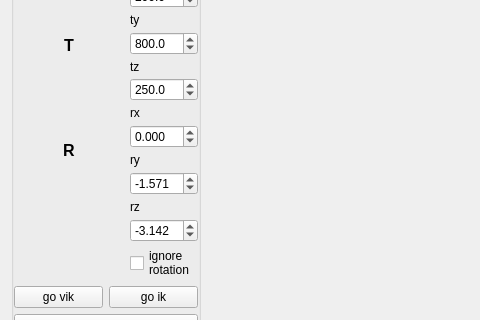
Above: components/ikGraphGenerator/src/mainUI.ui from robocomp/robocomp-shelly before the change; both pictures show x 0 to 480 and y 158 to 478 of the 972 by 801 pixel window. Below: the same form after it.
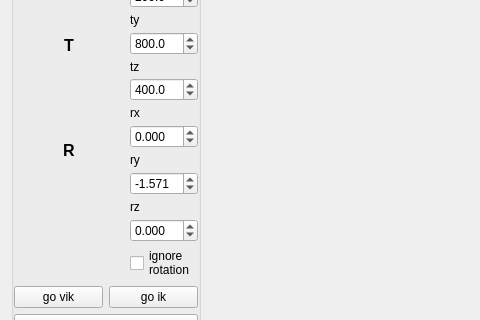
That is the form after the change.

Patch:
```diff
--- a/components/ikGraphGenerator/src/mainUI.ui
+++ b/components/ikGraphGenerator/src/mainUI.ui
@@ -208,7 +208,7 @@
                     <double>10.000000000000000</double>
                    </property>
                    <property name="value">
-                    <double>250.000000000000000</double>
+                    <double>400.000000000000000</double>
                    </property>
                   </widget>
                  </item>
@@ -308,7 +308,7 @@
                     <double>0.100000000000000</double>
                    </property>
                    <property name="value">
-                    <double>-3.142000000000000</double>
+                    <double>0.000000000000000</double>
                    </property>
                   </widget>
                  </item>
```
